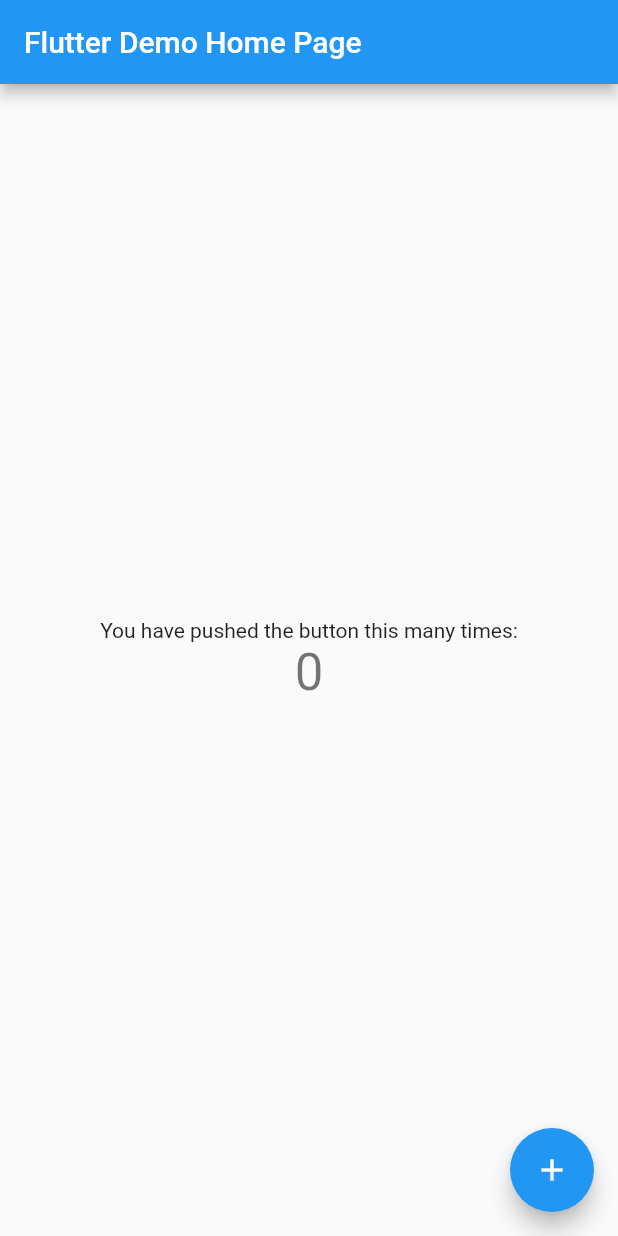
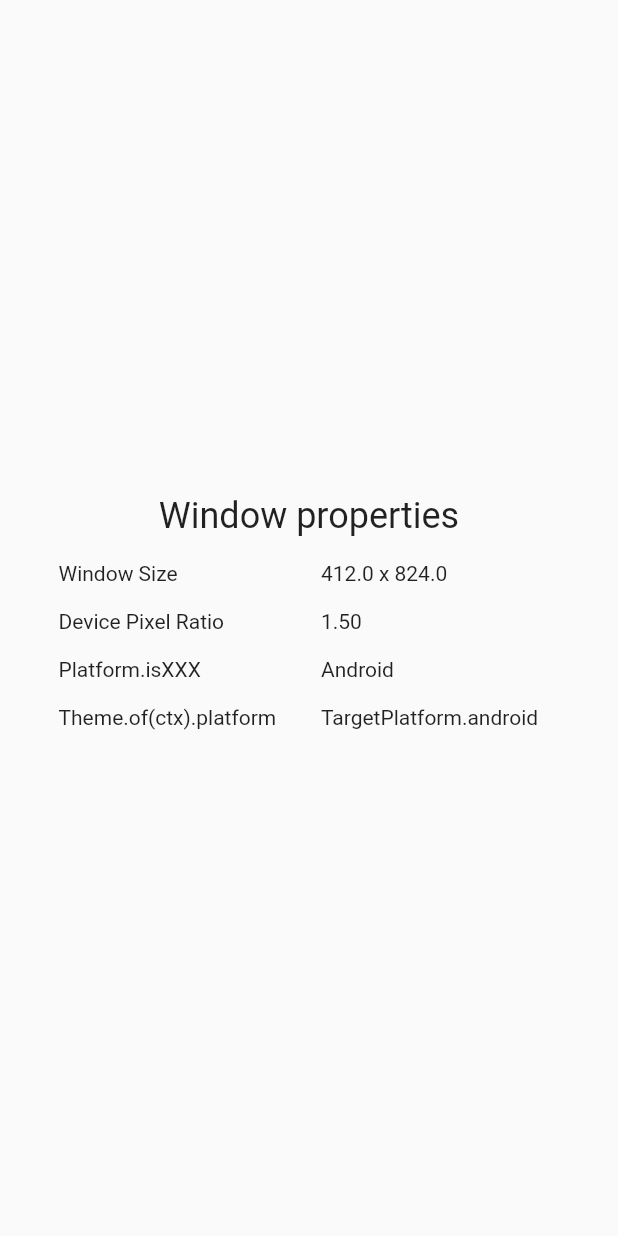
Before and after one commit to ghfli/gjdev, a Flutter app: the screen it shows after launch, on a phone screen of 412 x 824 dp. Run offline on Flutter 3.47's test engine with Material 2 defaults, Android fonts, the phone set to English and light mode, and no system bars; missing offline and left inert: googleapis.

Commit message:
check in files generated in codelab Adaptive Apps in Flutter, step 4

```diff
--- a/adaptive_app/lib/main.dart
+++ b/adaptive_app/lib/main.dart
@@ -1,3 +1,5 @@
+import 'dart:io' show Platform;
+import 'package:flutter/foundation.dart' show kIsWeb;
 import 'package:flutter/material.dart';
 
 void main() {
@@ -7,109 +9,112 @@
 class MyApp extends StatelessWidget {
   const MyApp({Key? key}) : super(key: key);
 
-  // This widget is the root of your application.
   @override
   Widget build(BuildContext context) {
     return MaterialApp(
       title: 'Flutter Demo',
       theme: ThemeData(
-        // This is the theme of your application.
-        //
-        // Try running your application with "flutter run". You'll see the
-        // application has a blue toolbar. Then, without quitting the app, try
-        // changing the primarySwatch below to Colors.green and then invoke
-        // "hot reload" (press "r" in the console where you ran "flutter run",
-        // or simply save your changes to "hot reload" in a Flutter IDE).
-        // Notice that the counter didn't reset back to zero; the application
-        // is not restarted.
         primarySwatch: Colors.blue,
       ),
-      home: const MyHomePage(title: 'Flutter Demo Home Page'),
+      home: const ResizeablePage(),
     );
   }
 }
 
-class MyHomePage extends StatefulWidget {
-  const MyHomePage({Key? key, required this.title}) : super(key: key);
-
-  // This widget is the home page of your application. It is stateful, meaning
-  // that it has a State object (defined below) that contains fields that affect
-  // how it looks.
-
-  // This class is the configuration for the state. It holds the values (in this
-  // case the title) provided by the parent (in this case the App widget) and
-  // used by the build method of the State. Fields in a Widget subclass are
-  // always marked "final".
-
-  final String title;
-
-  @override
-  State<MyHomePage> createState() => _MyHomePageState();
-}
-
-class _MyHomePageState extends State<MyHomePage> {
-  int _counter = 0;
-
-  void _incrementCounter() {
-    setState(() {
-      // This call to setState tells the Flutter framework that something has
-      // changed in this State, which causes it to rerun the build method below
-      // so that the display can reflect the updated values. If we changed
-      // _counter without calling setState(), then the build method would not be
-      // called again, and so nothing would appear to happen.
-      _counter++;
-    });
-  }
+class ResizeablePage extends StatelessWidget {
+  const ResizeablePage({Key? key}) : super(key: key);
 
   @override
   Widget build(BuildContext context) {
-    // This method is rerun every time setState is called, for instance as done
-    // by the _incrementCounter method above.
-    //
-    // The Flutter framework has been optimized to make rerunning build methods
-    // fast, so that you can just rebuild anything that needs updating rather
-    // than having to individually change instances of widgets.
+    final mediaQuery = MediaQuery.of(context);
+    final themePlatform = Theme.of(context).platform;
+
     return Scaffold(
-      appBar: AppBar(
-        // Here we take the value from the MyHomePage object that was created by
-        // the App.build method, and use it to set our appbar title.
-        title: Text(widget.title),
-      ),
       body: Center(
-        // Center is a layout widget. It takes a single child and positions it
-        // in the middle of the parent.
         child: Column(
-          // Column is also a layout widget. It takes a list of children and
-          // arranges them vertically. By default, it sizes itself to fit its
-          // children horizontally, and tries to be as tall as its parent.
-          //
-          // Invoke "debug painting" (press "p" in the console, choose the
-          // "Toggle Debug Paint" action from the Flutter Inspector in Android
-          // Studio, or the "Toggle Debug Paint" command in Visual Studio Code)
-          // to see the wireframe for each widget.
-          //
-          // Column has various properties to control how it sizes itself and
-          // how it positions its children. Here we use mainAxisAlignment to
-          // center the children vertically; the main axis here is the vertical
-          // axis because Columns are vertical (the cross axis would be
-          // horizontal).
           mainAxisAlignment: MainAxisAlignment.center,
           children: <Widget>[
-            const Text(
-              'You have pushed the button this many times:',
+            Text(
+              'Window properties',
+              style: Theme.of(context).textTheme.headline5,
             ),
-            Text(
-              '$_counter',
-              style: Theme.of(context).textTheme.headline4,
+            const SizedBox(height: 8),
+            SizedBox(
+              width: 350,
+              child: Table(
+                textBaseline: TextBaseline.alphabetic,
+                children: <TableRow>[
+                  _fillTableRow(
+                  context: context,
+                  property: 'Window Size',
+                  value: '${mediaQuery.size.width.toStringAsFixed(1)} x '
+                         '${mediaQuery.size.height.toStringAsFixed(1)}',
+                  ),
+                  _fillTableRow(
+                    context: context,
+                    property: 'Device Pixel Ratio',
+                    value: mediaQuery.devicePixelRatio.toStringAsFixed(2),
+                  ),
+                  _fillTableRow(
+                    context: context,
+                    property: 'Platform.isXXX',
+                    value: platformDescription(),
+                  ),
+                  _fillTableRow(
+                    context: context,
+                    property: 'Theme.of(ctx).platform',
+                    value: themePlatform.toString(),
+                  ),
+                ],
+              ),
             ),
           ],
         ),
       ),
-      floatingActionButton: FloatingActionButton(
-        onPressed: _incrementCounter,
-        tooltip: 'Increment',
-        child: const Icon(Icons.add),
-      ), // This trailing comma makes auto-formatting nicer for build methods.
     );
   }
+
+  TableRow _fillTableRow(
+    {required BuildContext context,
+    required String property,
+    required String value}) {
+    return TableRow(
+      children: [
+        TableCell(
+          verticalAlignment: TableCellVerticalAlignment.baseline,
+          child: Padding(
+            padding: const EdgeInsets.all(8.0),
+            child: Text(property),
+          ),
+        ),
+        TableCell(
+          verticalAlignment: TableCellVerticalAlignment.baseline,
+          child: Padding(
+            padding: const EdgeInsets.all(8.0),
+            child: Text(value),
+          ),
+        ),
+      ],
+    );
+  }
+
+  String platformDescription() {
+    if (kIsWeb) {
+      return 'Web';
+    } else if (Platform.isAndroid) {
+      return 'Android';
+    } else if (Platform.isIOS) {
+      return 'iOS';
+    } else if (Platform.isWindows) {
+      return 'Windows';
+    } else if (Platform.isMacOS) {
+      return 'macOS';
+    } else if (Platform.isLinux) {
+      return 'Linux';
+    } else if (Platform.isFuchsia) {
+      return 'Fuchsia';
+    } else {
+      return 'Unknown';
+    }
+  }
 }
--- a/adaptive_app/pubspec.yaml
+++ b/adaptive_app/pubspec.yaml
@@ -34,6 +34,11 @@
   # The following adds the Cupertino Icons font to your application.
   # Use with the CupertinoIcons class for iOS style icons.
   cupertino_icons: ^1.0.2
+  googleapis: ^8.1.0
+  http: ^0.13.4
+  provider: ^6.0.3
+  url_launcher: ^6.1.2
+  flex_color_scheme: ^5.0.1
 
 dev_dependencies:
   flutter_test:
```
Also changed, not shown: adaptive_app/lib/src/app_state.dart (added, +89 -0 lines), adaptive_app/lib/src/playlist_details.dart (added, +139 -0 lines), adaptive_app/lib/src/playlists.dart (added, +71 -0 lines), 7 other files.
